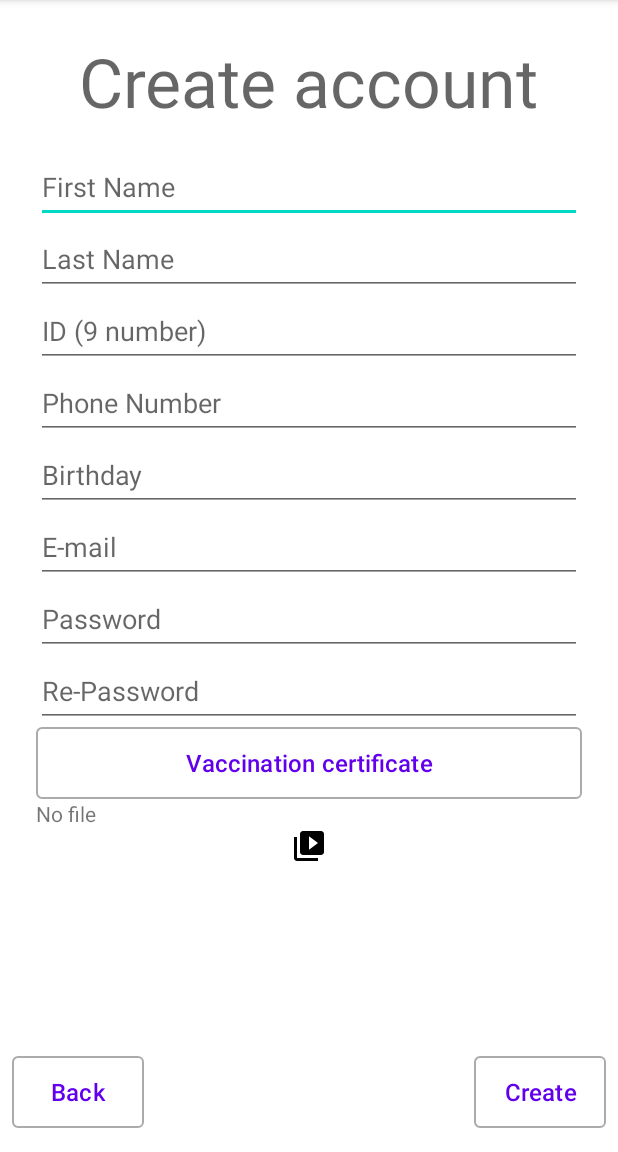
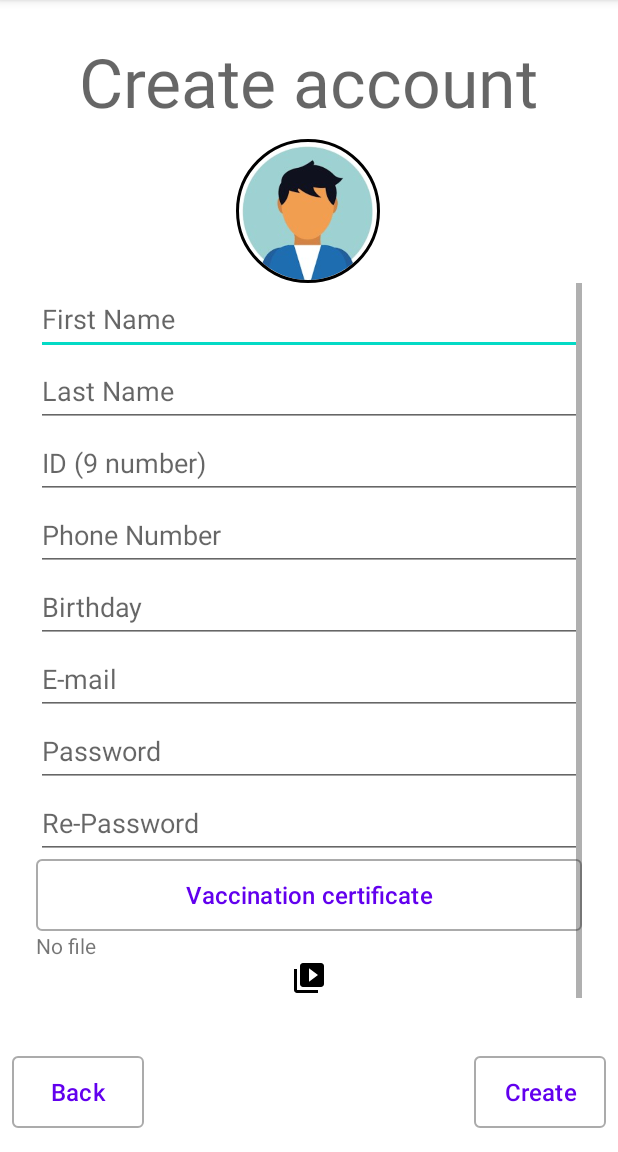
Before and after one commit to abedallaSK/Quick_Entry, an Android app: the Create_Account_Activity screen opened directly, with no data from a screen before it, on a phone screen of 412 x 824 dp, the part 84-1236 px from its top. Run offline under Robolectric (Android 15) with nearby library versions, the phone set to English and light mode, and no system bars; our stand-ins replace CircleImageView, Firebase (no records; nobody signed in at launch, a user with empty details on screens opened directly).

Commit message:
15:54 28/11/2021 abedalla

```diff
--- a/app/build.gradle
+++ b/app/build.gradle
@@ -49,4 +49,5 @@ dependencies {
     //
 
     implementation 'com.squareup.picasso:picasso:2.71828'
+    implementation 'de.hdodenhof:circleimageview:3.1.0'
 }
--- a/app/src/main/java/com/example/startapplication/LoginActivity.java
+++ b/app/src/main/java/com/example/startapplication/LoginActivity.java
@@ -2,7 +2,6 @@ package com.example.startapplication;
 
 import static android.content.ContentValues.TAG;
 
-import androidx.annotation.NonNull;
 import androidx.appcompat.app.AppCompatActivity;
 
 import android.content.Intent;
@@ -35,7 +34,7 @@ public class LoginActivity extends AppCompatActivity {
     @Override
     protected void onCreate(Bundle savedInstanceState) {
         super.onCreate(savedInstanceState);
-        setContentView(R.layout.activity_main);
+        setContentView(R.layout.activity_login);
         editText_Email = findViewById(R.id.editTextEmail);
         editText_PassWord = findViewById(R.id.editTextPassword);
 
--- a/app/src/main/res/layout/activity_create_account.xml
+++ b/app/src/main/res/layout/activity_create_account.xml
@@ -6,18 +6,30 @@
     android:layout_height="match_parent"
     tools:context=".Create_Account_Activity">
 
+    <de.hdodenhof.circleimageview.CircleImageView
+        android:id="@+id/profile_image"
+        android:layout_width="96dp"
+        android:layout_height="96dp"
+        android:layout_marginTop="8dp"
+        android:src="@drawable/normal_profile_img"
+        app:civ_border_color="#FF000000"
+        app:civ_border_width="2dp"
+        app:layout_constraintEnd_toEndOf="parent"
+        app:layout_constraintHorizontal_bias="0.498"
+        app:layout_constraintStart_toStartOf="parent"
+        app:layout_constraintTop_toBottomOf="@+id/textView5" />
+
     <ScrollView
         android:id="@+id/scrollView2"
         android:layout_width="0dp"
         android:layout_height="0dp"
         android:layout_marginStart="24dp"
-        android:layout_marginTop="16dp"
         android:layout_marginEnd="24dp"
         android:layout_marginBottom="16dp"
         app:layout_constraintBottom_toTopOf="@+id/button4"
         app:layout_constraintEnd_toEndOf="parent"
         app:layout_constraintStart_toStartOf="parent"
-        app:layout_constraintTop_toBottomOf="@+id/textView5">
+        app:layout_constraintTop_toBottomOf="@+id/profile_image">
 
         <LinearLayout
             android:layout_width="match_parent"
--- a/app/src/main/res/layout/activity_main.xml
+++ b/app/src/main/res/layout/activity_login.xml
@@ -27,7 +27,7 @@
         android:layout_marginTop="76dp"
         android:layout_marginEnd="32dp"
         android:ems="10"
-        android:hint="Name"
+        android:hint="username"
         android:inputType="textPersonName"
         android:minHeight="48dp"
         app:layout_constraintEnd_toEndOf="parent"
@@ -44,7 +44,7 @@
         android:layout_marginEnd="32dp"
         android:ems="10"
         android:hint="Password"
-        android:inputType="textPersonName"
+        android:inputType="textPassword"
         android:minHeight="48dp"
         app:layout_constraintEnd_toEndOf="parent"
         app:layout_constraintHorizontal_bias="0.497"
```
Also changed, not shown: app/src/main/java/com/example/startapplication/Account.java (added, +110 -0 lines), app/src/main/res/layout/activity_create_business_account.xml (+14 -2 lines), app/src/main/res/drawable-v24/normal_profile_img.jpg (added), app/src/main/res/drawable-v24/profile_img.jpg (added).
